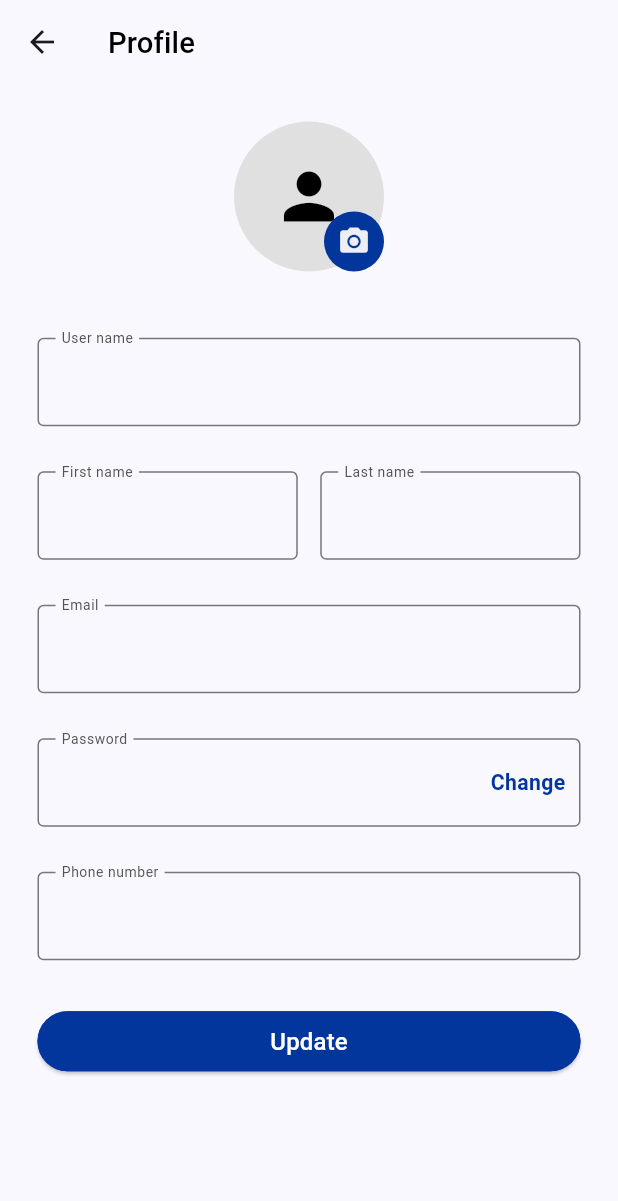
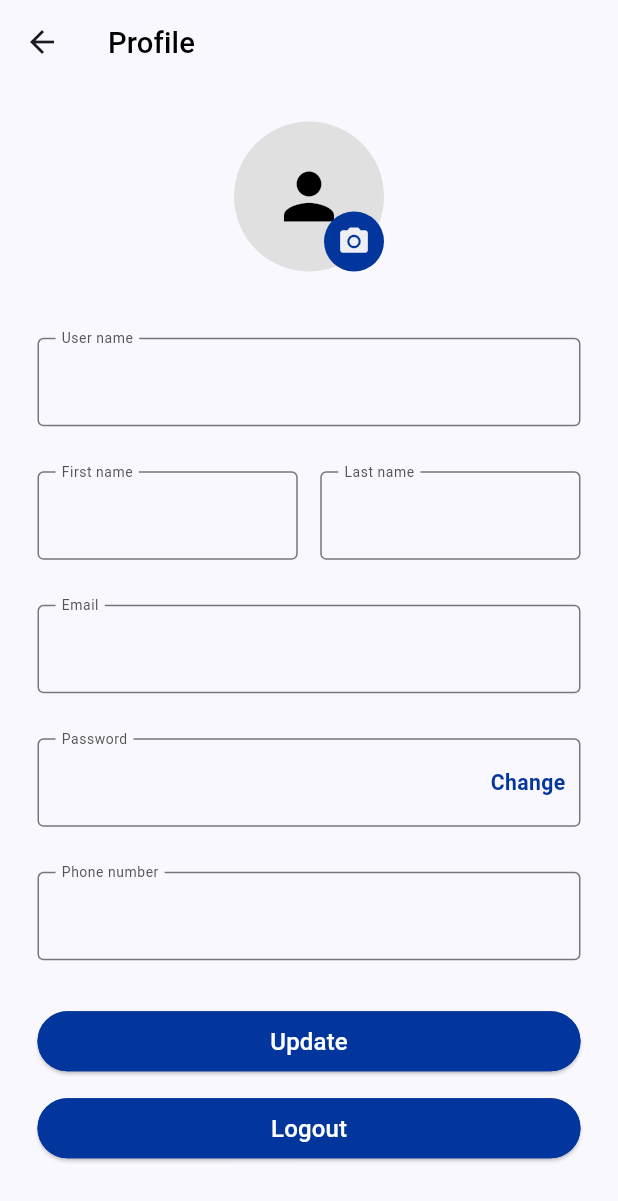
Before and after one commit to ehabMohamedSalah/online_exam, a Flutter app: the ProfileTabScreen screen opened directly, on a phone screen of 412 x 824 dp. Shown: the top 1201 px of the screen. Run offline on Flutter 3.47's test engine with Material 3 defaults, Android fonts, the phone set to English and light mode, and no system bars; our stand-ins replace bloc, dartz, dio, flutter_bloc, flutter_otp_text_field, flutter_screenutil and 7 more; accounts and stored records are empty; network calls fail.

Commit message:
Finish add logout.

```diff
--- a/lib/core/api/endpoints.dart
+++ b/lib/core/api/endpoints.dart
@@ -1,8 +1,7 @@
-import 'package:online_exam/data/datasource_contract/exams_onsubject_datasource.dart';
-
 class EndPoint{
 
   static const String signInEndpoint="api/v1/auth/signin";
+  static const String logoutEndpoint="api/v1/auth/logout";
   static const String signUpEndpoint="api/v1/auth/signup";
   static const String verifyEndpoint = "api/v1/auth/verifyResetCode";
   static const String resetPasswordEndpoint = "api/v1/auth/resetPassword";
--- a/lib/core/local_storage/exam_result_storage.dart
+++ b/lib/core/local_storage/exam_result_storage.dart
@@ -11,6 +11,11 @@ class ExamResultsStorage {
   static Future<void> saveUserToken(String token) async {
     final prefs = await SharedPreferences.getInstance();
     await prefs.setString(_keyUserToken, token);
+  }
+
+  static Future<void> deleteUserToken() async {
+    final prefs = await SharedPreferences.getInstance();
+    await prefs.remove(_keyUserToken);
   }
 
   // ✅ استرجاع التوكن من التخزين المحلي
--- a/lib/core/utils/string_manager.dart
+++ b/lib/core/utils/string_manager.dart
@@ -1,6 +1,7 @@
 class StringManager {
   static const String token="eyJhbGciOiJIUzI1NiIsInR5cCI6IkpXVCJ9.eyJpZCI6IjY3YjI0Y2Q1ODZhMDI0ZjA2ZWEyNzc3YyIsInJvbGUiOiJ1c2VyIiwiaWF0IjoxNzQwMzk5MDM3fQ.HQj0mnNvDqagVIawpNudo2pnLxOm6I4gvPZrMlKp2p0";
   static const String login = "Login";
+  static const String logout = "Logout";
   static const String email = "Email";
   static const String enterYourEmail = "Enter you email";
   static const String notValidEmail = "Dont't valid account";
--- /dev/null
+++ b/lib/domain/entity/Auth/auth_response/logout_entity.dart
@@ -0,0 +1,5 @@
+class LogoutResponseEntity {
+  String? message;
+
+  LogoutResponseEntity({this.message});
+}
--- a/lib/presentation/home/tabs/profile_tab/profile_screen/view/profile_tab_screen.dart
+++ b/lib/presentation/home/tabs/profile_tab/profile_screen/view/profile_tab_screen.dart
@@ -4,6 +4,7 @@ import 'package:flutter_screenutil/flutter_screenutil.dart';
 import 'package:image_picker/image_picker.dart';
 import 'package:online_exam/core/api/api_result.dart';
 import 'package:online_exam/core/di/di.dart';
+import 'package:online_exam/core/local_storage/exam_result_storage.dart';
 import 'package:online_exam/core/resuable-comp/custom_text_field.dart';
 import 'package:online_exam/core/resuable-comp/text_button.dart';
 import 'package:online_exam/core/utils/colors_manager.dart';
@@ -11,6 +12,7 @@ import 'package:online_exam/core/utils/string_manager.dart';
 import 'package:online_exam/data/model/profile_tab/image_provider_model.dart';
 import 'package:online_exam/data/model/profile_tab/user_profile.dart';
 import 'package:online_exam/domain/entity/profile_tab/profile_entry/profile_response_entity.dart';
+import 'package:online_exam/presentation/auth/login/view/login_screen.dart';
 import 'dart:io';
 import 'package:online_exam/presentation/home/tabs/profile_tab/change_password/view/new_password.dart';
 import 'package:online_exam/presentation/home/tabs/profile_tab/edit_profile_screen/view/edit_profile_tab_screen.dart';
@@ -289,6 +291,22 @@ class _ProfileTabScreenState extends State<ProfileTabScreen> {
                     color: ColorManager.primaryColor,
                     textColor: Colors.white,
                   ),
+                  SizedBox(
+                    height: 10,
+                  ),
+                  CustomTextButton(
+                    text: StringManager.logout,
+                    onPressed: () async {
+                      await ExamResultsStorage.deleteUserToken();
+                      Navigator.pushAndRemoveUntil(
+                        context,
+                        MaterialPageRoute(builder: (context) => LoginScreen()),
+                            (route) => false,
+                      );
+                    },
+                    color: ColorManager.primaryColor,
+                    textColor: Colors.white,
+                  )
                 ],
               ),
             ),
```
Also changed, not shown: lib/data/datasource_contract/auth_datasource.dart (+18 -10 lines), lib/data/datasource_impl/auth_impl_datasource.dart (+60 -33 lines), lib/data/model/Auth/logout_response.dart (added, +17 -0 lines), lib/domain/usecase/auth_usecase/logout_usecase.dart (added, +15 -0 lines).
